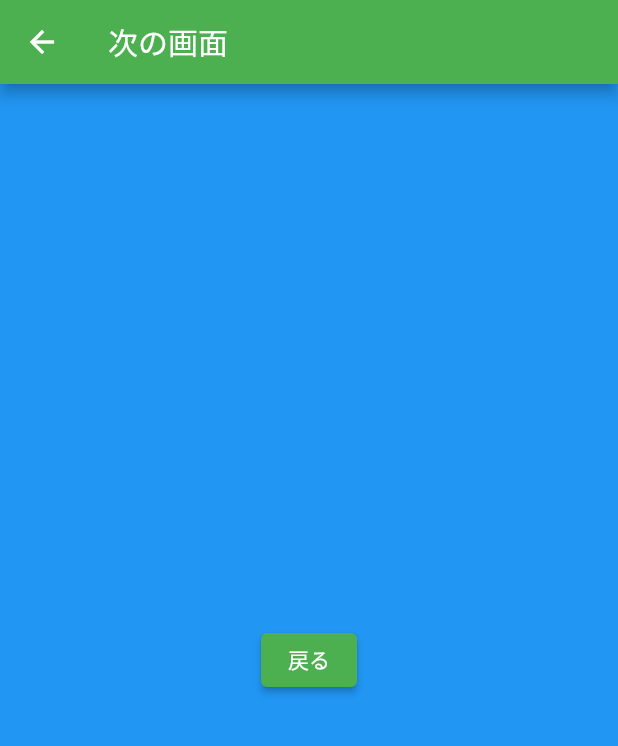
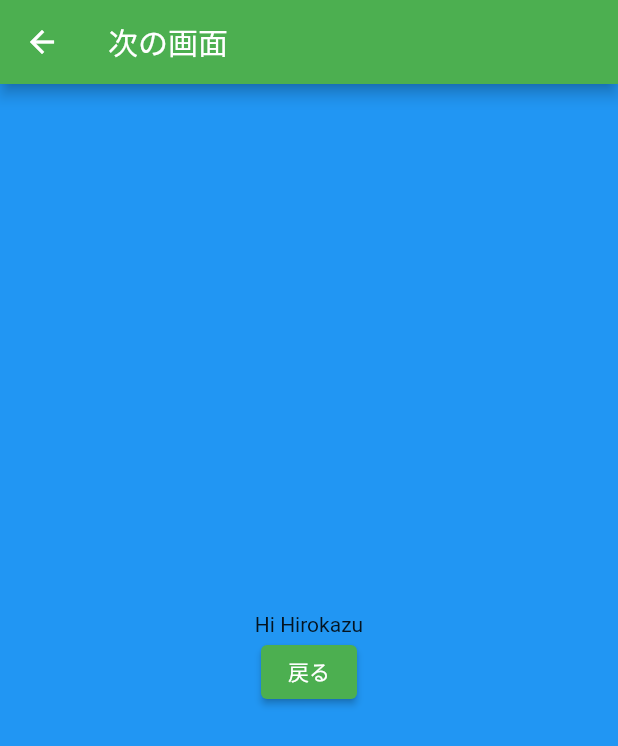
Before and after one commit to sazanami5/flutter_practice, a Flutter app: the screen it shows after launch, after a tap on "次へ", on a phone screen of 412 x 824 dp. Shown: the top 746 px of the screen. Run offline on Flutter 3.47's test engine with Material 2 defaults, Android fonts, the phone set to English and light mode, and no system bars.

Commit message:
画面遷移２

```diff
--- a/lib/main.dart
+++ b/lib/main.dart
@@ -14,13 +14,7 @@ class MyApp extends StatelessWidget {
       theme: ThemeData(
         primarySwatch: Colors.green,
       ),
-      initialRoute: '/',
-      routes: {
-        // When navigating to the "/" route, build the FirstScreen widget.
-        '/': (context) => MyHomePage(title: '新しいアプリ'),
-        // When navigating to the "/second" route, build the SecondScreen widget.
-        '/second': (context) => NextPage(),
-      },
+      home: MyHomePage(title: '新しいアプリ'),
     );
   }
 }
@@ -42,6 +36,8 @@ class _MyHomePageState extends State<MyHomePage> {
     });
   }
 
+  String text = '次へ';
+
   @override
   Widget build(BuildContext context) {
     return Scaffold(
@@ -50,13 +46,14 @@ class _MyHomePageState extends State<MyHomePage> {
       ),
       body: Center(
         child: ElevatedButton(
-          child: Text('次へ'),
+          child: Text(text),
           onPressed: () {
-            Navigator.pushNamed(context, '/second');
-            // Navigator.push(
-            //   context,
-            //   MaterialPageRoute(builder: (context) => NextPage()),
-            // );
+            Navigator.push(
+              context,
+              MaterialPageRoute(
+                builder: (context) => NextPage('Hi Hirokazu')
+                ),
+            );
           },
         ),
       ),
--- a/lib/next_page.dart
+++ b/lib/next_page.dart
@@ -1,6 +1,9 @@
 import 'package:flutter/material.dart';
 
 class NextPage extends StatelessWidget {
+  NextPage(this.name);
+  final String name;
+
   @override
   Widget build(BuildContext context) {
     return Scaffold(
@@ -10,15 +13,19 @@ class NextPage extends StatelessWidget {
       body: Container(
           height: double.infinity,
           color: Colors.blue,
-        child: Center(
+          child: Column(
+              mainAxisAlignment: MainAxisAlignment.center,
+              children: <Widget>[
+                Text(name),
+                Center(
                   child: ElevatedButton(
                     child: Text('戻る'),
                     onPressed: () {
-              Navigator.pop(context);
+                      Navigator.pop(context, 'hello hero');
                     },
                   ),
                 ),
-      ),
+              ])),
     );
   }
 }
```
Lines whose indentation alone changed are shown as unchanged.
